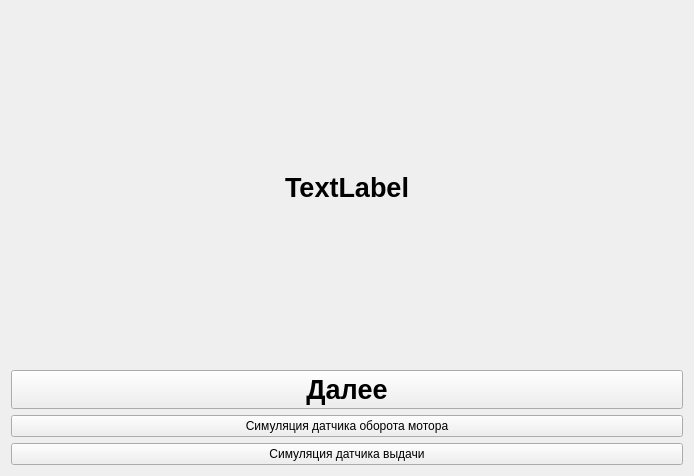
Above: UIForms/GivingOutItem.ui from FelixMailwriter/VM before the change. Below: the same form after it.
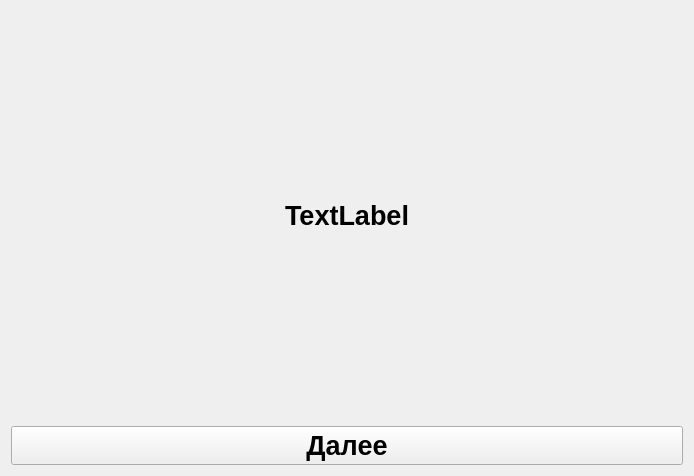
That is the form after the change.

Diff of the .ui file:
```diff
--- a/UIForms/GivingOutItem.ui
+++ b/UIForms/GivingOutItem.ui
@@ -47,20 +47,6 @@
        </property>
       </widget>
      </item>
-     <item>
-      <widget class="QPushButton" name="btn_EngSensSim">
-       <property name="text">
-        <string>Симуляция датчика оборота мотора</string>
-       </property>
-      </widget>
-     </item>
-     <item>
-      <widget class="QPushButton" name="btn_OutSensor">
-       <property name="text">
-        <string>Симуляция датчика выдачи</string>
-       </property>
-      </widget>
-     </item>
     </layout>
    </item>
   </layout>
```
